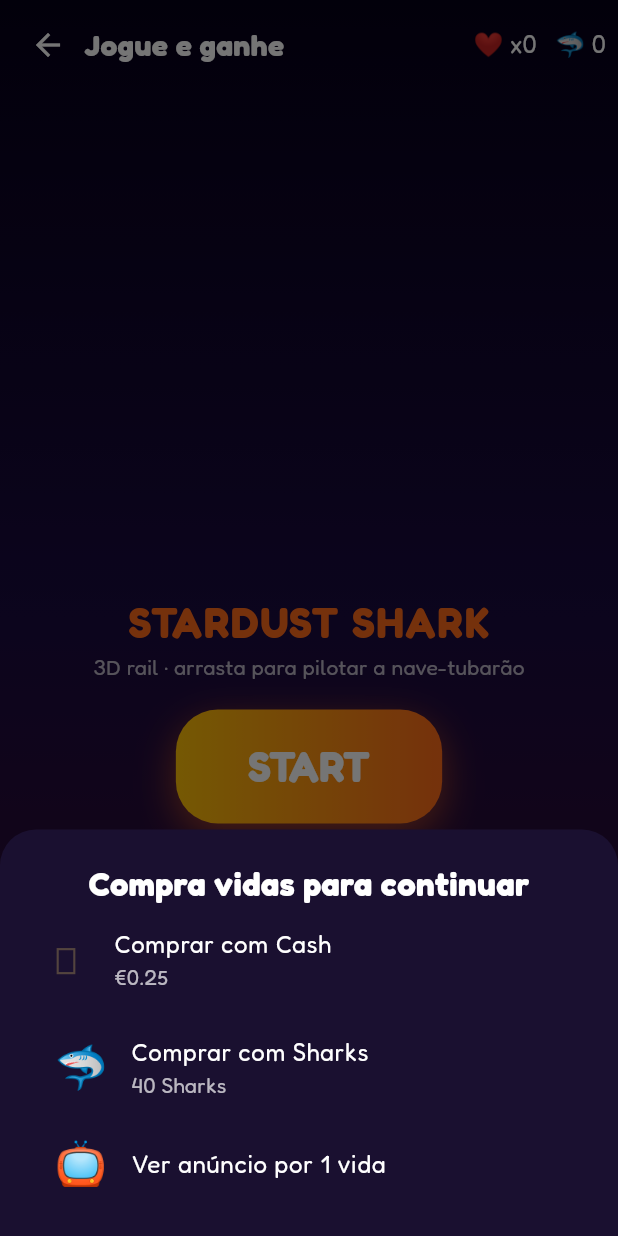
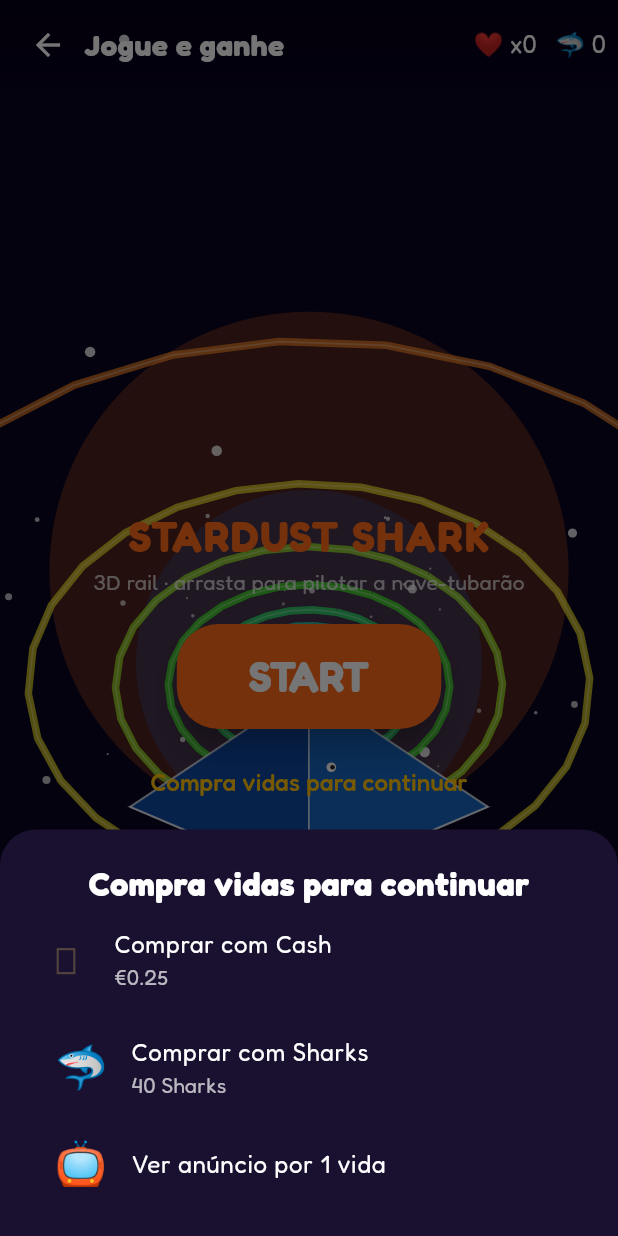
Before and after one commit to tiagosgama90-coder/Cashark, a Flutter app: the SpaceShooterGame screen opened directly, after a tap on "START", on a phone screen of 412 x 824 dp. Run offline on Flutter 3.47's test engine with Material 3 defaults, Android fonts, the phone set to English and light mode, and no system bars; our stand-ins replace google_fonts, google_mobile_ads, shared_preferences; accounts and stored records are empty; network calls fail.

Commit message:
fix: web-safe 3D painter shaders and reliable START button
Co-authored-by: tiagosgama90-coder <tiagosgama90-coder@users.noreply.github.com>

```diff
--- a/lib/game/space_shooter.dart
+++ b/lib/game/space_shooter.dart
@@ -1,5 +1,4 @@
 import 'dart:math' as math;
-import 'dart:ui' as ui;
 
 import 'package:flutter/material.dart';
 import 'package:flutter/scheduler.dart';
@@ -449,20 +448,17 @@ class _StartButton extends StatelessWidget {
 
   @override
   Widget build(BuildContext context) {
-    return GestureDetector(
-      onTap: onTap,
-      child: Container(
+    return ElevatedButton(
+      onPressed: onTap,
+      style: ElevatedButton.styleFrom(
+        backgroundColor: const Color(0xFFFF6B1A),
+        foregroundColor: Colors.white,
         padding: const EdgeInsets.symmetric(horizontal: 48, vertical: 18),
-        decoration: BoxDecoration(
-          gradient: const LinearGradient(colors: [Color(0xFFFFC107), Color(0xFFFF6B1A)]),
-          borderRadius: BorderRadius.circular(28),
-          boxShadow: [
-            BoxShadow(color: const Color(0xFFFF6B1A).withValues(alpha: 0.55), blurRadius: 22, offset: const Offset(0, 8)),
-          ],
-        ),
-        child: Text(label,
-            style: GoogleFonts.fredoka(fontSize: 28, fontWeight: FontWeight.w800, color: Colors.white)),
+        shape: RoundedRectangleBorder(borderRadius: BorderRadius.circular(28)),
+        elevation: 8,
       ),
+      child: Text(label,
+          style: GoogleFonts.fredoka(fontSize: 28, fontWeight: FontWeight.w800, color: Colors.white)),
     );
   }
 }
@@ -543,18 +539,20 @@ class _StardustPainter extends CustomPainter {
 
   @override
   void paint(Canvas canvas, Size size) {
-    // Nebula glow
-    final nebula = Paint()
-      ..shader = ui.Gradient.radial(
-        Offset(size.width * 0.5, size.height * 0.45),
-        size.shortestSide * 0.7,
-        [
-          const Color(0x66FF6B1A),
-          const Color(0x33297BFF),
-          const Color(0x00000000),
-        ],
-      );
-    canvas.drawRect(Offset.zero & size, nebula);
+    if (size.isEmpty) return;
+
+    // Nebula glow (solid fills — web-safe, no fragile shaders)
+    canvas.drawRect(Offset.zero & size, Paint()..color = const Color(0xFF0A0520));
+    canvas.drawCircle(
+      Offset(size.width * 0.5, size.height * 0.42),
+      size.shortestSide * 0.42,
+      Paint()..color = const Color(0x44FF6B1A),
+    );
+    canvas.drawCircle(
+      Offset(size.width * 0.5, size.height * 0.5),
+      size.shortestSide * 0.28,
+      Paint()..color = const Color(0x33297BFF),
+    );
 
     // Stars (far → near for painter's algorithm-ish)
     final sortedStars = [...stars]..sort((a, b) => b.z.compareTo(a.z));
@@ -584,19 +582,16 @@ class _StardustPainter extends CustomPainter {
     for (final b in bullets) {
       final p = project(b.x, b.y, b.z);
       final sc = scaleOf(b.z);
-      final paint = Paint()
-        ..shader = ui.Gradient.linear(
-          p.translate(0, 10 * sc * 0.05),
-          p.translate(0, -18 * sc * 0.05),
-          const [Color(0x00FFF59D), Color(0xFFFFF176), Color(0xFFFF6B1A)],
-        );
+      final h = (22 * sc * 0.08).clamp(8.0, 28.0);
+      final w = (5 * sc * 0.08).clamp(2.5, 8.0);
       canvas.drawRRect(
         RRect.fromRectAndRadius(
-          Rect.fromCenter(center: p, width: 5 * sc * 0.08, height: 22 * sc * 0.08),
+          Rect.fromCenter(center: p, width: w, height: h),
           const Radius.circular(4),
         ),
-        paint,
+        Paint()..color = const Color(0xFFFFF176),
       );
+      canvas.drawCircle(p.translate(0, -h * 0.35), w * 0.7, Paint()..color = const Color(0xFFFF6B1A));
     }
 
     // Sparks
@@ -633,8 +628,7 @@ class _StardustPainter extends CustomPainter {
       Paint()
         ..style = PaintingStyle.stroke
         ..strokeWidth = (6 * scaleOf(r.z) * 0.06).clamp(1.5, 5)
-        ..color = color.withValues(alpha: 0.55)
-        ..maskFilter = const MaskFilter.blur(BlurStyle.solid, 0.5),
+        ..color = color.withValues(alpha: 0.7),
     );
     // Inner accent
     canvas.drawPath(
@@ -672,15 +666,9 @@ class _StardustPainter extends CustomPainter {
       path.close();
     }
 
-    canvas.drawPath(
-      path,
-      Paint()
-        ..shader = ui.Gradient.linear(
-          c.translate(-s, -s),
-          c.translate(s, s),
-          [color, Color.lerp(color, Colors.white, 0.35)!],
-        ),
-    );
+    final sSafe = s.clamp(6.0, 80.0);
+    canvas.drawPath(path, Paint()..color = color);
+    canvas.drawCircle(c, sSafe * 0.2, Paint()..color = Color.lerp(color, Colors.white, 0.45)!);
     canvas.drawPath(
       path,
       Paint()
@@ -770,13 +758,8 @@ class _StardustPainter extends CustomPainter {
 
     // Engine glow under belly
     final glow = pr(pts['belly']!);
-    canvas.drawCircle(
-      glow.translate(0, 8),
-      14,
-      Paint()
-        ..color = const Color(0xAAFF6B1A)
-        ..maskFilter = const MaskFilter.blur(BlurStyle.normal, 12),
-    );
+    canvas.drawCircle(glow.translate(0, 10), 16, Paint()..color = const Color(0x66FF6B1A));
+    canvas.drawCircle(glow.translate(0, 8), 9, Paint()..color = const Color(0xAAFF8A3D));
     canvas.drawCircle(glow.translate(0, 6), 5, Paint()..color = const Color(0xFFFFF59D));
 
     // Eye
```
